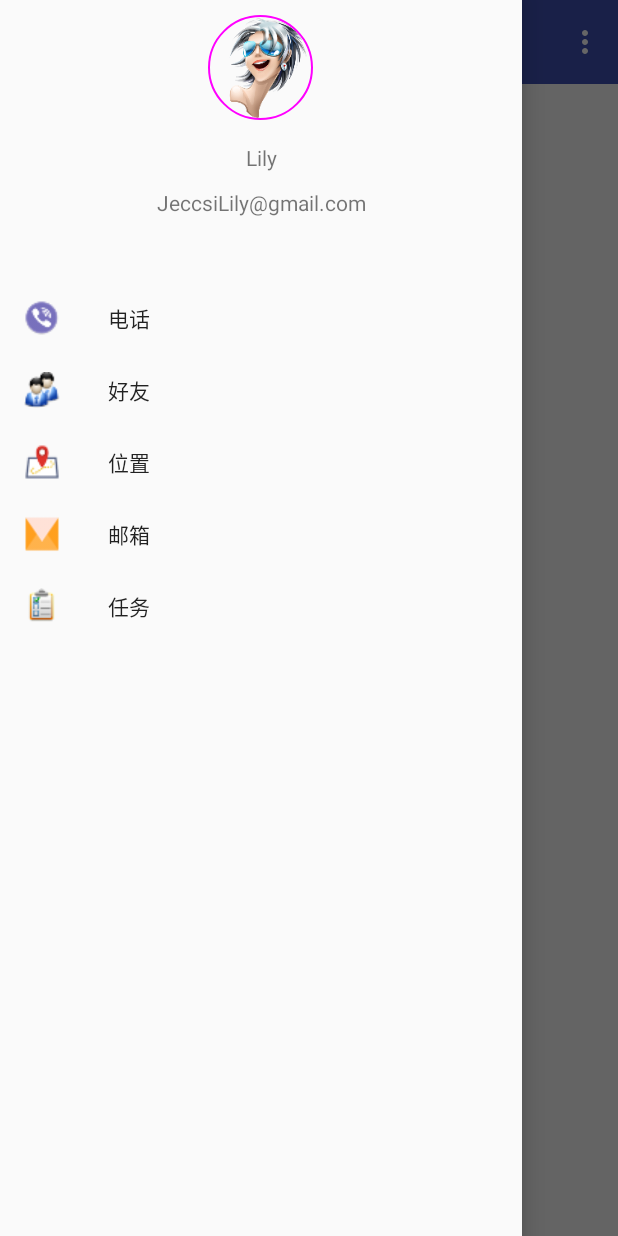
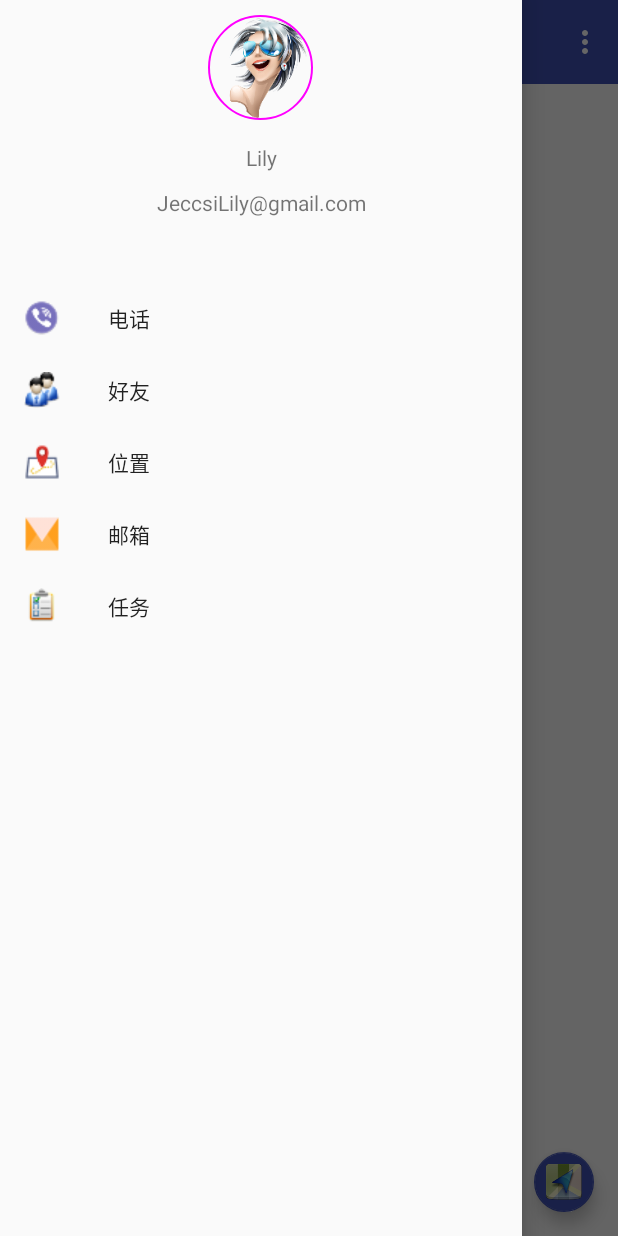
Before and after one commit to yh1393369/MaterialDesignTest, an Android app: the screen it shows after launch (MainActivity), with the side drawer open, on a phone screen of 412 x 824 dp. Run offline under Robolectric (Android 15) with nearby library versions, the phone set to English and light mode, and no system bars; our stand-ins replace CircleImageView.

Commit message:
DrawerLayout NavigationView FloatingActionButton Snackbar CoordinatorLayout

```diff
--- a/app/src/main/java/com/rookie/www/materialdesigntest/MainActivity.java
+++ b/app/src/main/java/com/rookie/www/materialdesigntest/MainActivity.java
@@ -2,7 +2,9 @@ package com.rookie.www.materialdesigntest;
 
 import android.os.Bundle;
 import android.support.annotation.NonNull;
+import android.support.design.widget.FloatingActionButton;
 import android.support.design.widget.NavigationView;
+import android.support.design.widget.Snackbar;
 import android.support.v4.view.GravityCompat;
 import android.support.v4.widget.DrawerLayout;
 import android.support.v7.app.ActionBar;
@@ -19,10 +21,10 @@ import de.hdodenhof.circleimageview.CircleImageView;
 
 public class MainActivity extends AppCompatActivity {
 
-
     private Toolbar tbMain;
     private DrawerLayout dlMain;
     private NavigationView nvMain;
+    private FloatingActionButton fabMain;
 
     @Override
     protected void onCreate(Bundle savedInstanceState) {
@@ -48,6 +50,19 @@ public class MainActivity extends AppCompatActivity {
                 Toast.makeText(MainActivity.this, "选择了"+item.getTitle(), Toast.LENGTH_SHORT).show();
                 dlMain.closeDrawers();
                 return false;
+            }
+        });
+        fabMain = (FloatingActionButton) findViewById(R.id.fabMain);
+        fabMain.setOnClickListener(new View.OnClickListener() {
+            @Override
+            public void onClick(View v) {
+                Snackbar.make(v, "展开导航栏？", Snackbar.LENGTH_SHORT)
+                        .setAction("是", new View.OnClickListener() {
+                            @Override
+                            public void onClick(View v) {
+                                dlMain.openDrawer(GravityCompat.START);
+                            }
+                        }).show();
             }
         });
         ActionBar actionBar = getSupportActionBar();
--- a/app/src/main/res/layout/activity_main.xml
+++ b/app/src/main/res/layout/activity_main.xml
@@ -7,7 +7,7 @@
     android:layout_height="match_parent"
     tools:context="com.rookie.www.materialdesigntest.MainActivity">
 
-    <FrameLayout
+    <android.support.design.widget.CoordinatorLayout
         android:layout_width="match_parent"
         android:layout_height="match_parent">
 
@@ -18,7 +18,17 @@
             android:background="?attr/colorPrimary"
             android:theme="@style/ThemeOverlay.AppCompat.Dark.ActionBar"
             app:popupTheme="@style/ThemeOverlay.AppCompat.Light" />
-    </FrameLayout>
+
+        <android.support.design.widget.FloatingActionButton
+            android:id="@+id/fabMain"
+            android:layout_width="wrap_content"
+            android:layout_height="wrap_content"
+            android:layout_gravity="bottom|end"
+            android:layout_margin="16dp"
+            android:src="@drawable/navigation"
+            app:backgroundTint="?attr/colorPrimary"
+            app:fabSize="mini"/>
+    </android.support.design.widget.CoordinatorLayout>
 
     <android.support.design.widget.NavigationView
         android:id="@+id/nvMain"
```
Also changed, not shown: app/src/main/res/drawable-xxhdpi/navigation.png (added).
